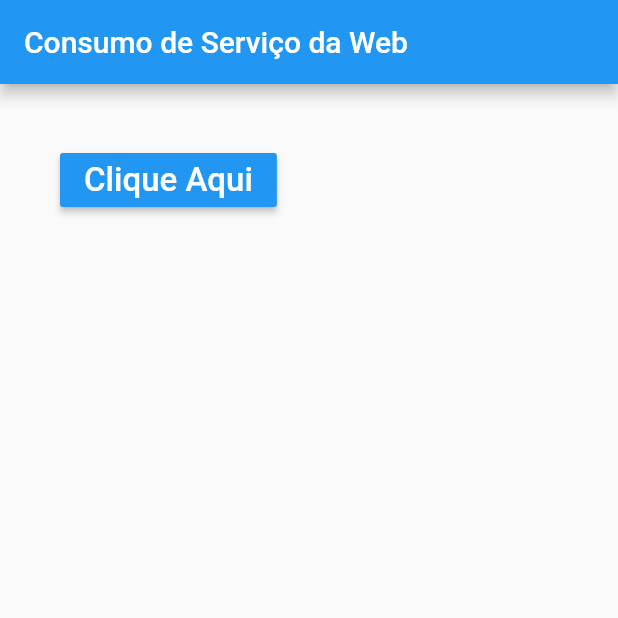
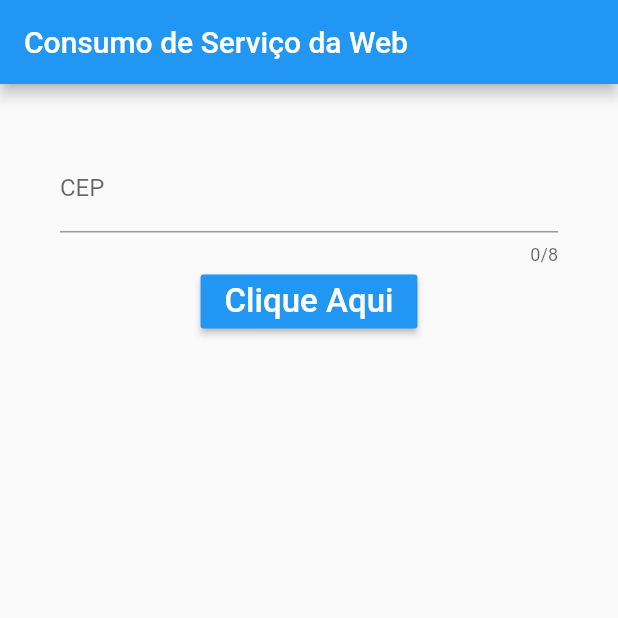
Before and after one commit to barbosadev/Flutter-Udemy, a Flutter app: the screen it shows after launch, after a tap on "Clique Aqui", on a phone screen of 412 x 824 dp, the top half of it. Run offline on Flutter 3.47's test engine with Material 2 defaults, Android fonts, the phone set to English and light mode, and no system bars; network calls fail.

Commit message:
Update Home.dart

```diff
--- a/consumindo_servicos/lib/Home.dart
+++ b/consumindo_servicos/lib/Home.dart
@@ -1,8 +1,7 @@
-import 'dart:math';
-
 import 'package:flutter/material.dart';
 import 'package:http/http.dart' as http;
 import 'dart:convert';
+import 'package:flutter/services.dart';
 
 class Home extends StatefulWidget {
   @override
@@ -11,9 +10,11 @@ class Home extends StatefulWidget {
 
 class _HomeState extends State<Home> {
 
+  TextEditingController _controllerCep = TextEditingController();
+  var _retorno = "";
   _recuperarCep() async {
 
-    String url = "https://viacep.com.br/ws/01311300/json/";
+    String url = "https://viacep.com.br/ws/"+ _controllerCep.text +"/json";
     http.Response response;
 
     response = await http.get(url);
@@ -23,7 +24,9 @@ class _HomeState extends State<Home> {
     String bairro = retorno["bairro"];
     String localidade = retorno["localidade"];
 
-    print("$logradouro\n$complemento\n$bairro\n$localidade");
+    setState(() {
+      _retorno = "$logradouro\n$complemento\n$bairro\n$localidade";
+    });
 
     //print("resposta: " + logradouro);
   }
@@ -38,6 +41,14 @@ class _HomeState extends State<Home> {
         padding: EdgeInsets.all(40),
         child: Column(
           children: <Widget>[
+            TextField(
+              keyboardType: TextInputType.number,
+              maxLength: 8,
+              decoration: InputDecoration(
+                labelText: "CEP"
+              ),
+              controller: _controllerCep,
+            ),
             RaisedButton(
               child: Text(
                 "Clique Aqui",
@@ -48,6 +59,9 @@ class _HomeState extends State<Home> {
               ),
               color: Colors.blue,
               onPressed: _recuperarCep,
+            ),
+            Text(
+              _retorno
             )
           ],
         ),
```
